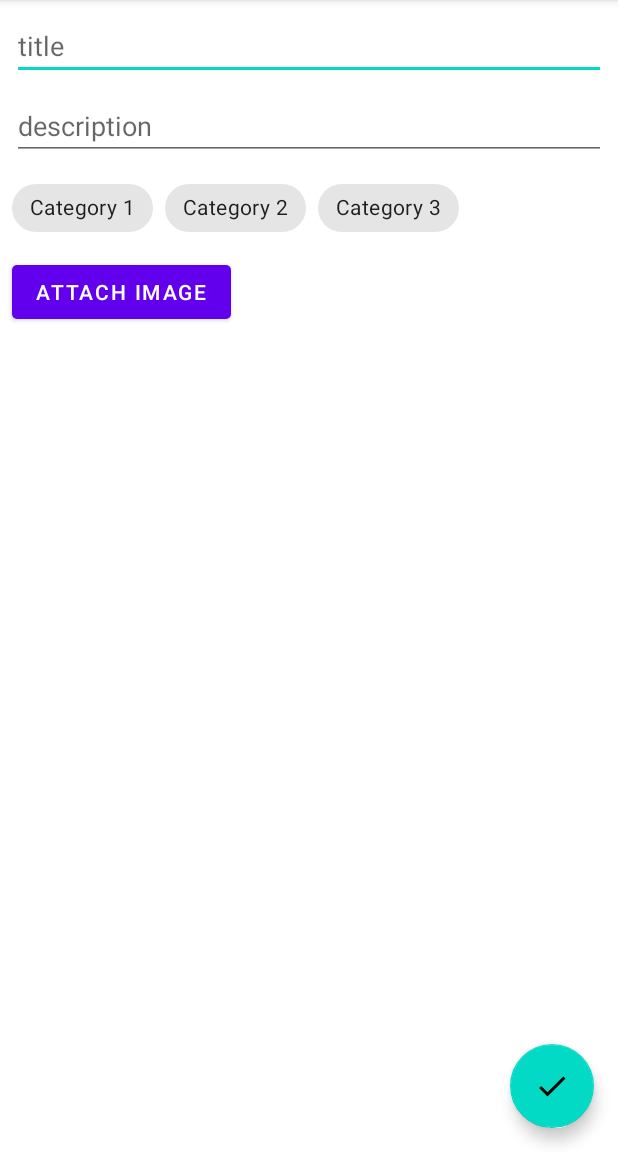
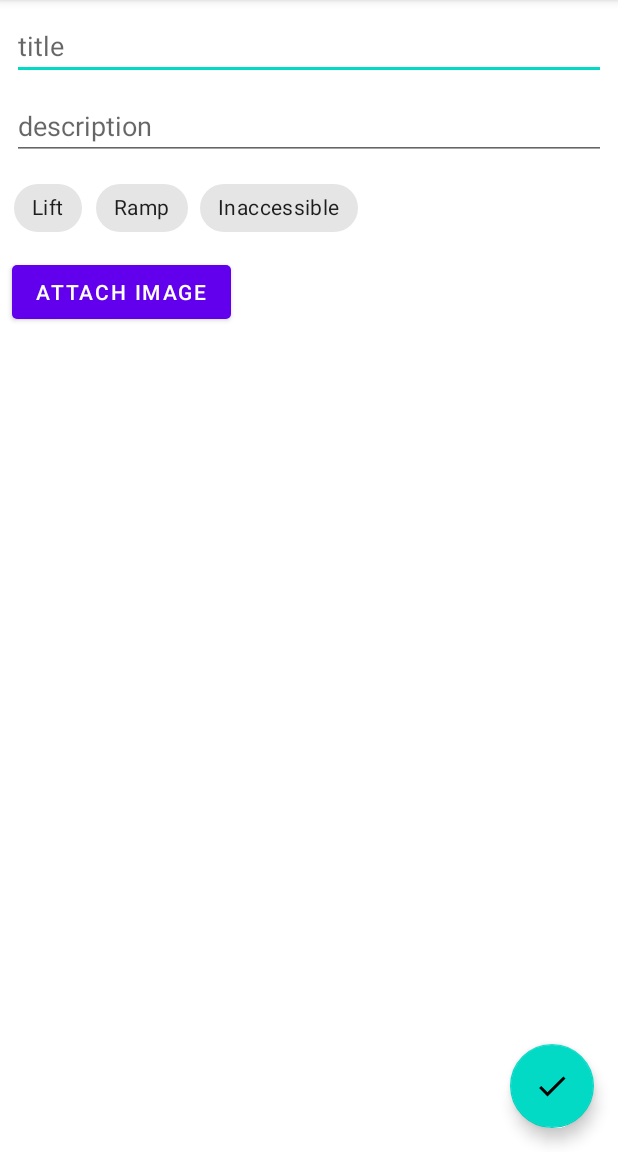
Before and after one commit to Kimame04/android-app-open-mobiliser, an Android app: the SubmitActivity screen opened directly, with no data from a screen before it, on a phone screen of 412 x 824 dp, the part 84-1236 px from its top. Run offline under Robolectric (Android 15) with nearby library versions, the phone set to English and light mode, and no system bars; our stand-ins replace Firebase (no records; nobody signed in at launch, a user with empty details on screens opened directly); libraries missing offline, so code that uses them is left out: com.firebase.ui.

```diff
--- a/app/src/main/java/com/example/openmobiliser/MainActivity.kt
+++ b/app/src/main/java/com/example/openmobiliser/MainActivity.kt
@@ -49,7 +49,7 @@ class MainActivity : AppCompatActivity() {
         // menu should be considered as top level destinations.
         appBarConfiguration = AppBarConfiguration(
             setOf(
-                R.id.nav_dashboard, R.id.nav_map, R.id.nav_settings
+                R.id.nav_dashboard, R.id.nav_map
             ), drawerLayout
         )
         setupActionBarWithNavController(navController, appBarConfiguration)
--- a/app/src/main/java/com/example/openmobiliser/SubmitActivity.kt
+++ b/app/src/main/java/com/example/openmobiliser/SubmitActivity.kt
@@ -33,6 +33,7 @@ import com.bumptech.glide.Registry
 import com.bumptech.glide.annotation.GlideModule
 
 import com.bumptech.glide.module.AppGlideModule
+import com.google.android.material.snackbar.Snackbar
 import java.io.InputStream
 
 
@@ -63,15 +64,28 @@ class SubmitActivity : AppCompatActivity() {
             startActivityForResult(intent, REQUEST_CODE)
         }
 
+        Locations.getCategories().forEach {
+            val chip = Chip(this@SubmitActivity)
+            chip.setText(it)
+            cg.addView(chip)
+            chip.isCheckable = true
+        }
+
         btn.setOnClickListener {
             strings = ArrayList<String>()
 
             cg.checkedChipIds.forEach {
                 val chip = findViewById<Chip>(it)
                 strings.add(chip.text as String)
+                Log.d("test","tet")
             }
 
             val name = UUID.randomUUID().toString()
+
+            if(cg.checkedChipIds.size == 0 || title.text.toString() == "" || desc.text.toString() == ""
+                || imageView.drawable == null)
+                    Snackbar.make(window.decorView.rootView,"Invalid input",Snackbar.LENGTH_SHORT).show()
+            else {
 
                 val loc = Location(
                     title.text.toString(),
@@ -89,6 +103,7 @@ class SubmitActivity : AppCompatActivity() {
                 finish()
             }
         }
+    }
 
     override fun onActivityResult(requestCode: Int, resultCode: Int, data: Intent?) {
         super.onActivityResult(requestCode, resultCode, data)
--- a/app/src/main/java/com/example/openmobiliser/models/Locations.kt
+++ b/app/src/main/java/com/example/openmobiliser/models/Locations.kt
@@ -16,7 +16,7 @@ class Locations {
         private lateinit var locations: CollectionReference
         private lateinit var images: StorageReference
         private var list = ArrayList<Location>()
-        private val cats = arrayOf("Category 1", "Category 2", "Category 3")
+        private val cats = arrayOf("Lift", "Ramp", "Inaccessible")
 
         fun retrieveLocations(){
             list.clear()
--- a/app/src/main/java/com/example/openmobiliser/ui/dashboard/DashboardFragment.kt
+++ b/app/src/main/java/com/example/openmobiliser/ui/dashboard/DashboardFragment.kt
@@ -82,10 +82,6 @@ class DashboardFragment : Fragment() {
 
         var loc = android.location.Location("")
 
-        Log.d("test",
-            context?.packageManager?.hasSystemFeature(android.Manifest.permission.ACCESS_FINE_LOCATION)
-                .toString()
-        )
         if (ContextCompat.checkSelfPermission(requireActivity(),android.Manifest.permission.ACCESS_FINE_LOCATION)
             == PackageManager.PERMISSION_GRANTED) {
             val locationManager = context?.getSystemService(LOCATION_SERVICE) as LocationManager
--- a/app/src/main/java/com/example/openmobiliser/ui/map/MapFragment.kt
+++ b/app/src/main/java/com/example/openmobiliser/ui/map/MapFragment.kt
@@ -14,6 +14,7 @@ import com.example.openmobiliser.R
 import com.example.openmobiliser.SubmitActivity
 import com.example.openmobiliser.databinding.FragmentMapBinding
 import com.example.openmobiliser.models.Locations
+import com.google.android.gms.maps.CameraUpdateFactory
 import com.google.android.gms.maps.GoogleMap
 import com.google.android.gms.maps.OnMapReadyCallback
 import com.google.android.gms.maps.SupportMapFragment
@@ -59,6 +60,9 @@ class MapFragment : Fragment(), OnMapReadyCallback{
     override fun onMapReady(googleMap: GoogleMap) {
         val locations = Locations.get()
 
+        val sg = LatLng(1.3521,103.8198)
+        googleMap.moveCamera(CameraUpdateFactory.newLatLngZoom(sg,15.0f))
+
         locations.forEach {
             googleMap.addMarker(MarkerOptions()
                 .position(
--- a/app/src/main/res/layout/activity_submit.xml
+++ b/app/src/main/res/layout/activity_submit.xml
@@ -28,26 +28,7 @@
         android:layout_height="wrap_content"
         app:layout_constraintStart_toStartOf="parent"
         app:layout_constraintTop_toBottomOf="@id/submit_desc"
-        android:layout_margin="8dp">
-        <com.google.android.material.chip.Chip
-            android:id="@+id/chip1"
-            android:layout_width="wrap_content"
-            android:layout_height="wrap_content"
-            android:checkable="true"
-            android:text="Category 1"/>
-        <com.google.android.material.chip.Chip
-            android:id="@+id/chip2"
-            android:layout_width="wrap_content"
-            android:layout_height="wrap_content"
-            android:checkable="true"
-            android:text="Category 2"/>
-        <com.google.android.material.chip.Chip
-            android:id="@+id/chip3"
-            android:layout_width="wrap_content"
-            android:layout_height="wrap_content"
-            android:checkable="true"
-            android:text="Category 3"/>
-    </com.google.android.material.chip.ChipGroup>
+        android:layout_margin="8dp"/>
     <com.google.android.material.button.MaterialButton
         android:id="@+id/submit_img"
         android:layout_width="wrap_content"
--- a/app/src/main/res/menu/activity_main_drawer.xml
+++ b/app/src/main/res/menu/activity_main_drawer.xml
@@ -12,9 +12,6 @@
             android:id="@+id/nav_map"
             android:icon="@drawable/ic_baseline_map_24"
             android:title="@string/menu_map" />
-        <item
-            android:id="@+id/nav_settings"
-            android:icon="@drawable/ic_baseline_settings_24"
-            android:title="@string/menu_settings" />
+
     </group>
 </menu>
```
Lines whose indentation alone changed are shown as unchanged.
